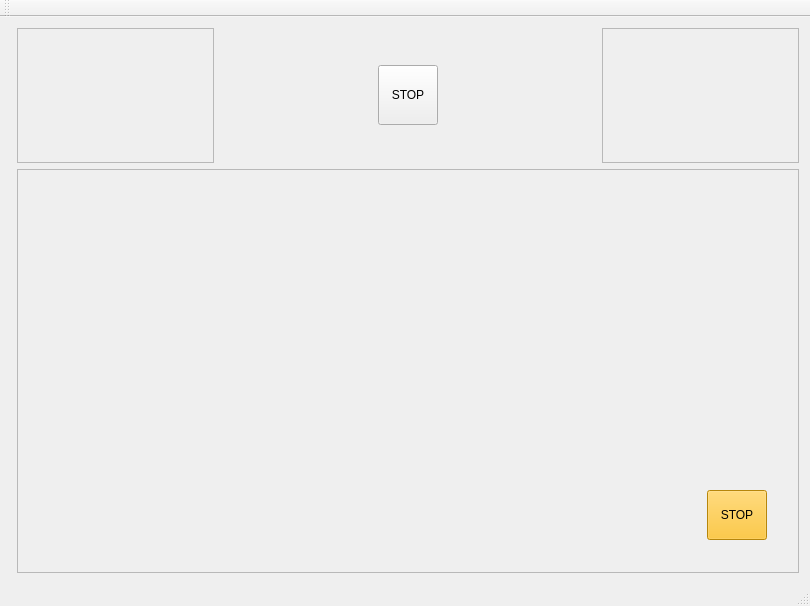
Qt form mainwindow.ui (lukasc552/CKobuki_HMI_1) before a commit.
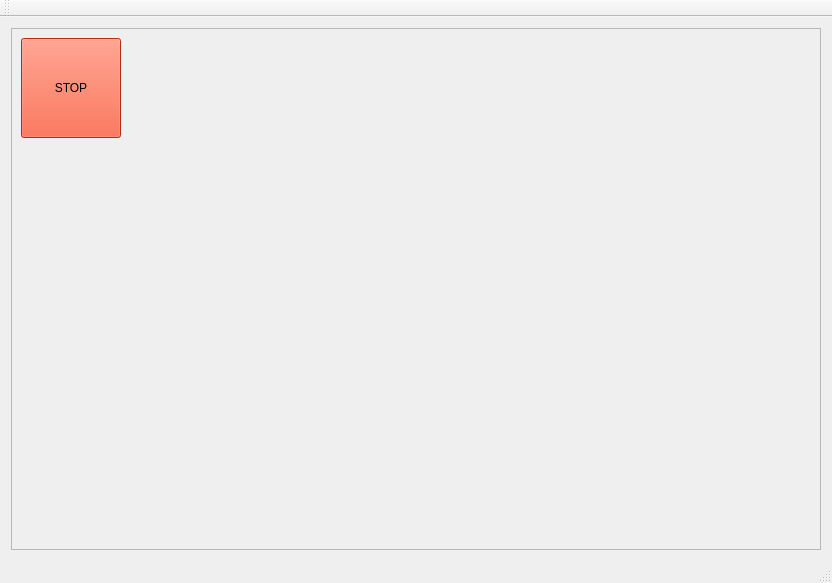
The same form after that commit.

Diff of the .ui file:
```diff
--- a/mainwindow.ui
+++ b/mainwindow.ui
@@ -9,8 +9,8 @@
    <rect>
     <x>0</x>
     <y>0</y>
-    <width>810</width>
-    <height>606</height>
+    <width>832</width>
+    <height>583</height>
    </rect>
   </property>
   <property name="minimumSize">
@@ -32,151 +32,65 @@
      <height>0</height>
     </size>
    </property>
-   <layout class="QFormLayout" name="formLayout">
-    <item row="0" column="1">
-     <layout class="QVBoxLayout" name="verticalLayout_6" stretch="25,75">
+   <layout class="QGridLayout" name="gridLayout">
+    <item row="0" column="0">
+     <layout class="QVBoxLayout" name="verticalLayout_6" stretch="0">
       <property name="sizeConstraint">
-       <enum>QLayout::SetMinAndMaxSize</enum>
+       <enum>QLayout::SetMaximumSize</enum>
       </property>
-      <item>
-       <layout class="QHBoxLayout" name="horizontalLayout_3" stretch="25,20,10,20,25">
-        <item>
-         <widget class="QFrame" name="skeleton">
-          <property name="frameShape">
-           <enum>QFrame::StyledPanel</enum>
-          </property>
-          <property name="frameShadow">
-           <enum>QFrame::Raised</enum>
-          </property>
-         </widget>
-        </item>
-        <item>
-         <spacer name="horizontalSpacer_2">
-          <property name="orientation">
-           <enum>Qt::Horizontal</enum>
-          </property>
-          <property name="sizeHint" stdset="0">
-           <size>
-            <width>40</width>
-            <height>20</height>
-           </size>
-          </property>
-         </spacer>
-        </item>
-        <item>
-         <widget class="QPushButton" name="pushButton">
-          <property name="minimumSize">
-           <size>
-            <width>50</width>
-            <height>50</height>
-           </size>
-          </property>
-          <property name="maximumSize">
-           <size>
-            <width>60</width>
-            <height>60</height>
-           </size>
-          </property>
-          <property name="text">
-           <string>STOP</string>
-          </property>
-         </widget>
-        </item>
-        <item>
-         <spacer name="horizontalSpacer">
-          <property name="orientation">
-           <enum>Qt::Horizontal</enum>
-          </property>
-          <property name="sizeHint" stdset="0">
-           <size>
-            <width>40</width>
-            <height>20</height>
-           </size>
-          </property>
-         </spacer>
-        </item>
-        <item>
-         <widget class="QFrame" name="lidar">
-          <property name="frameShape">
-           <enum>QFrame::StyledPanel</enum>
-          </property>
-          <property name="frameShadow">
-           <enum>QFrame::Raised</enum>
-          </property>
-         </widget>
-        </item>
-       </layout>
-      </item>
-      <item>
-       <layout class="QHBoxLayout" name="horizontalLayout_2">
         <item>
          <widget class="QFrame" name="camera">
+        <property name="sizePolicy">
+         <sizepolicy hsizetype="Expanding" vsizetype="Preferred">
+          <horstretch>0</horstretch>
+          <verstretch>0</verstretch>
+         </sizepolicy>
+        </property>
           <property name="frameShape">
            <enum>QFrame::StyledPanel</enum>
           </property>
           <property name="frameShadow">
            <enum>QFrame::Raised</enum>
           </property>
-          <widget class="QWidget" name="horizontalLayoutWidget">
+        <widget class="QPushButton" name="pushButton_stop">
            <property name="geometry">
             <rect>
              <x>10</x>
-             <y>310</y>
-             <width>751</width>
-             <height>71</height>
-            </rect>
-           </property>
-           <layout class="QHBoxLayout" name="horizontalLayout" stretch="80,20">
-            <property name="sizeConstraint">
-             <enum>QLayout::SetMinAndMaxSize</enum>
-            </property>
-            <item>
-             <spacer name="horizontalSpacer_3">
-              <property name="orientation">
-               <enum>Qt::Horizontal</enum>
-              </property>
-              <property name="sizeHint" stdset="0">
-               <size>
-                <width>40</width>
-                <height>20</height>
-               </size>
-              </property>
-             </spacer>
-            </item>
-            <item>
-             <widget class="QPushButton" name="pushButton_2">
+           <y>10</y>
+           <width>100</width>
+           <height>100</height>
+          </rect>
+         </property>
               <property name="sizePolicy">
-               <sizepolicy hsizetype="MinimumExpanding" vsizetype="MinimumExpanding">
+          <sizepolicy hsizetype="Expanding" vsizetype="Expanding">
                 <horstretch>0</horstretch>
                 <verstretch>0</verstretch>
                </sizepolicy>
               </property>
               <property name="minimumSize">
                <size>
-                <width>50</width>
-                <height>50</height>
-               </size>
-              </property>
-              <property name="maximumSize">
-               <size>
                 <width>60</width>
                 <height>60</height>
                </size>
               </property>
+         <property name="maximumSize">
+          <size>
+           <width>100</width>
+           <height>100</height>
+          </size>
+         </property>
+         <property name="whatsThis">
+          <string/>
+         </property>
               <property name="styleSheet">
-               <string notr="true">background-color: rgb(255, 187, 15);
+          <string notr="true">background-color: rgb(255, 62, 23);
 color: rgb(0, 0, 0);</string>
               </property>
               <property name="text">
                <string>STOP</string>
               </property>
              </widget>
-            </item>
-           </layout>
-          </widget>
-         </widget>
-        </item>
-       </layout>
+       </widget>
       </item>
      </layout>
     </item>
```
Left out of the diff: 2 changed lines with no effect on the pictures. Lines whose indentation alone changed are shown as unchanged.
